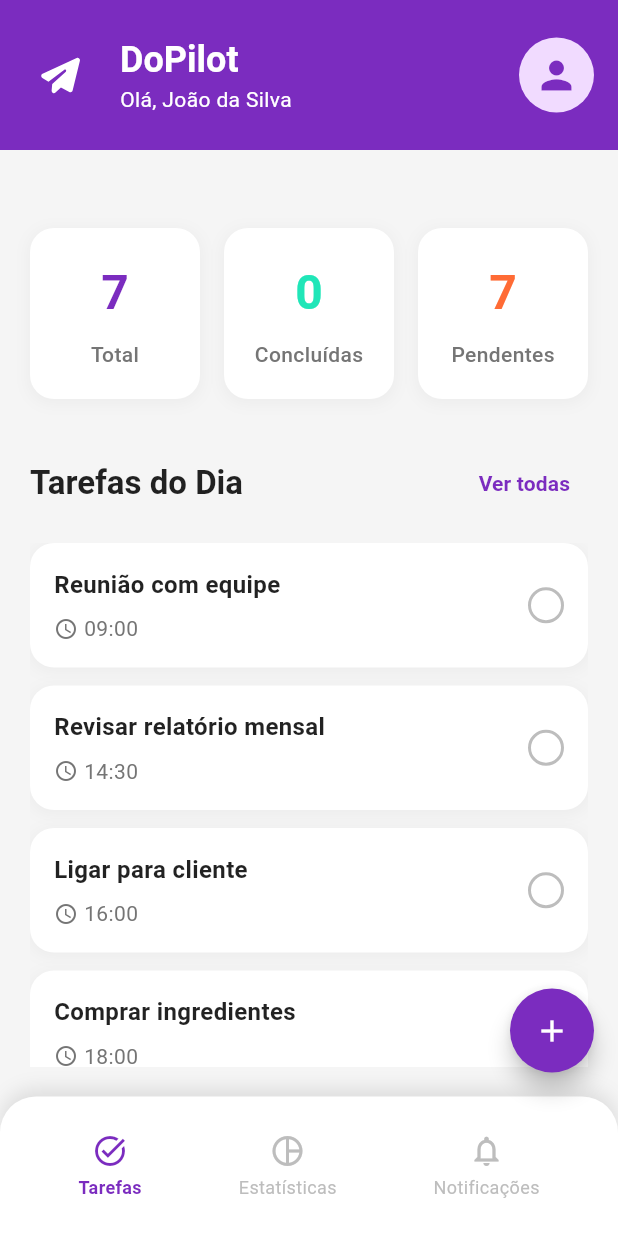
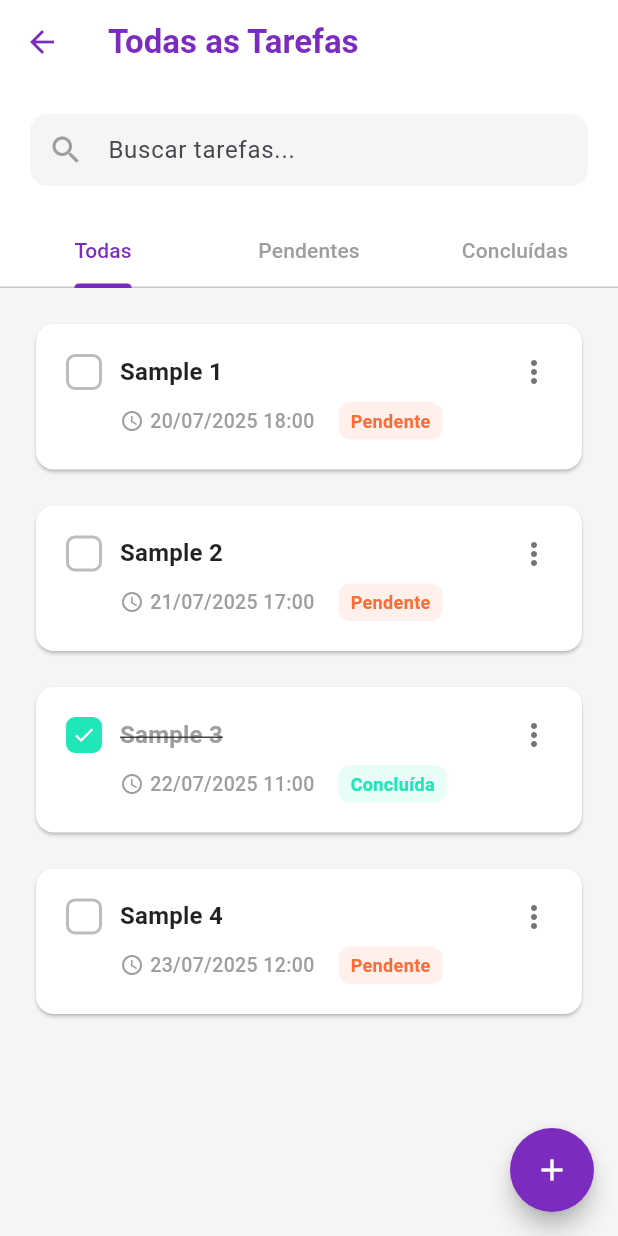
Before and after one commit to rafaoliveira/app_dopilot, a Flutter app: the screen it shows after launch, after a tap on the "check" icon, after a tap on "Ver todas", on a phone screen of 412 x 824 dp. Run offline on Flutter 3.47's test engine with Material 3 defaults, Android fonts, the phone set to English and light mode, and no system bars; drawn by our look-alikes of cached_network_image; our stand-ins replace flutter_svg; network calls fail.

Commit message:
feat: add all tasks screen

```diff
--- a/lib/main.dart
+++ b/lib/main.dart
@@ -1,6 +1,7 @@
 import 'package:app_dopilot/screens/auth/login_screen.dart';
 import 'package:app_dopilot/screens/home/home_screen.dart';
 import 'package:app_dopilot/screens/splash/splash_screen.dart';
+import 'package:app_dopilot/screens/tasks/all_tasks_screen.dart';
 import 'package:app_dopilot/screens/tasks/new_task_screen.dart';
 import 'package:flutter/material.dart';
 
@@ -26,6 +27,7 @@ class MyApp extends StatelessWidget {
         '/login': (context) => const LoginScreen(),
         '/home': (context) => const HomeScreen(),
         '/new-task': (context) => const NewTaskScreen(),
+        '/all-tasks': (context) => const AllTasksScreen(),
       },
     );
   }
--- /dev/null
+++ b/lib/screens/tasks/all_tasks_screen.dart
@@ -0,0 +1,178 @@
+import 'package:app_dopilot/screens/tasks/widgets/task_app_bar.dart';
+import 'package:flutter/material.dart';
+import '../../models/task_data.dart';
+import '../../utils/colors.dart';
+import '../../widgets/app_floating_action_button.dart';
+import 'widgets/task_item_full.dart';
+
+/// Tela de Todas as Tarefas integrada com API
+///
+/// Funcionalidades:
+/// - Lista paginada de tarefas
+/// - Busca em tempo real
+/// - Filtros por status
+/// - Pull-to-refresh
+/// - Indicadores de carregamento
+class AllTasksScreen extends StatefulWidget {
+  const AllTasksScreen({super.key});
+
+  @override
+  State<AllTasksScreen> createState() => _AllTasksScreenState();
+}
+
+class _AllTasksScreenState extends State<AllTasksScreen>
+    with TickerProviderStateMixin {
+  final _searchController = TextEditingController();
+  final _scrollController = ScrollController();
+  late TabController _tabController;
+  String _searchQuery = '';
+  String label = 'Tarefas';
+  int totalTasks = 0;
+  bool isUpdating = false;
+  List<TaskData> tasks = [
+    TaskData(title: 'Sample 1', time: '20/07/2025 18:00', isCompleted: false),
+    TaskData(title: 'Sample 2', time: '21/07/2025 17:00', isCompleted: false),
+    TaskData(title: 'Sample 3', time: '22/07/2025 11:00', isCompleted: true),
+    TaskData(title: 'Sample 4', time: '23/07/2025 12:00', isCompleted: false),
+  ];
+
+  @override
+  void initState() {
+    super.initState();
+    _tabController = TabController(length: 3, vsync: this);
+    _scrollController.addListener(_onScroll);
+  }
+
+  @override
+  void dispose() {
+    _searchController.dispose();
+    _scrollController.dispose();
+    _tabController.dispose();
+    super.dispose();
+  }
+
+  void _onScroll() {
+    if (_scrollController.position.pixels >=
+        _scrollController.position.maxScrollExtent - 200) {}
+  }
+
+  void _onSearchChanged(String query) {
+    setState(() {
+      _searchQuery = query;
+    });
+  }
+
+  void _onTabChanged(int index) {
+    // Limpar pesquisa ao trocar de aba
+    _searchController.clear();
+    _searchQuery = '';
+  }
+
+  @override
+  Widget build(BuildContext context) {
+    return Scaffold(
+      appBar: TaskAppBar(title: 'Todas as Tarefas'),
+      backgroundColor: AppColors.backgroundGray,
+      body: SafeArea(
+        child: Column(
+          children: [
+            _buildSearchBar(),
+            _buildTabs(),
+            _buildTasksList(),
+          ],
+        ),
+      ),
+      floatingActionButton: AppFloatingActionButton(
+        onPressed: () => Navigator.of(context).pushNamed('/new-task'),
+      ),
+    );
+  }
+
+  Widget _buildSearchBar() {
+    return Container(
+      padding: const EdgeInsets.all(20),
+      color: Colors.white,
+      child: TextField(
+        controller: _searchController,
+        onChanged: _onSearchChanged,
+        decoration: InputDecoration(
+          hintText: 'Buscar tarefas...',
+          prefixIcon: const Icon(Icons.search, color: Colors.grey),
+          suffixIcon: _searchQuery.isNotEmpty
+              ? IconButton(
+                  icon: const Icon(Icons.clear, color: Colors.grey),
+                  onPressed: () {
+                    _searchController.clear();
+                    _onSearchChanged('');
+                  },
+                )
+              : null,
+          border: OutlineInputBorder(
+            borderRadius: BorderRadius.circular(12),
+            borderSide: BorderSide.none,
+          ),
+          filled: true,
+          fillColor: Colors.grey[100],
+          contentPadding: const EdgeInsets.symmetric(
+            horizontal: 16,
+            vertical: 12,
+          ),
+        ),
+      ),
+    );
+  }
+
+  Widget _buildTabs() {
+    return Container(
+      color: Colors.white,
+      child: TabBar(
+        controller: _tabController,
+        indicatorColor: AppColors.primaryPurple,
+        labelColor: AppColors.primaryPurple,
+        unselectedLabelColor: Colors.grey,
+        tabs: [
+          Tab(text: 'Todas'),
+          Tab(text: 'Pendentes'),
+          Tab(text: 'Concluídas'),
+        ],
+        onTap: _onTabChanged,
+      ),
+    );
+  }
+
+  Widget _buildTasksList() {
+    return Expanded(
+      child: ListView.builder(
+          controller: _scrollController,
+          padding: const EdgeInsets.all(20),
+          itemCount: tasks.length,
+          itemBuilder: (context, index) {
+
+            final task = tasks[index];
+
+            return TaskItemFull(
+              task: task,
+              isUpdating: isUpdating,
+              onToggle: () {
+
+              },
+              onEdit: () {
+                _editTask(task);
+              },
+              onDelete: () {
+                _deleteTask(task);
+              },
+            );
+          },
+      ),
+    );
+  }
+
+  void _editTask(TaskData task) {
+  }
+
+  void _deleteTask(TaskData task) {
+
+  }
+
+}
--- a/lib/screens/tasks/home_task_screen.dart
+++ b/lib/screens/tasks/home_task_screen.dart
@@ -78,14 +78,6 @@ class _HomeTaskScreenState extends State<HomeTaskScreen> {
     });
   }
 
-  void _showAddTaskModal() {
-    Navigator.pushNamed(context, '/new-task').then((result) {
-      if (result != null && result is TaskData) {
-        _addTask(result.title, result.time);
-      }
-    });
-  }
-
   int get _completedTasks => _tasks.where((task) => task.isCompleted).length;
 
   int get _pendingTasks => _tasks.where((task) => !task.isCompleted).length;
@@ -115,7 +107,7 @@ class _HomeTaskScreenState extends State<HomeTaskScreen> {
             tasks: _tasks,
             onTaskToggle: _toggleTask,
             onSeeAll: () {
-
+              Navigator.of(context).pushNamed('/all-tasks');
             },
           ),
 
--- a/lib/screens/tasks/new_task_screen.dart
+++ b/lib/screens/tasks/new_task_screen.dart
@@ -1,4 +1,4 @@
-import 'package:app_dopilot/screens/tasks/widgets/new_task_app_bar.dart';
+import 'package:app_dopilot/screens/tasks/widgets/task_app_bar.dart';
 import 'package:app_dopilot/widgets/app_button.dart';
 import 'package:app_dopilot/widgets/app_text.dart';
 import 'package:app_dopilot/widgets/app_text_field.dart';
@@ -63,7 +63,7 @@ class _NewTaskScreenState extends State<NewTaskScreen> {
   Widget build(BuildContext context) {
     return Scaffold(
       backgroundColor: AppColors.backgroundGray,
-      appBar: NewTaskAppBar(title: 'Nova Tarefa'),
+      appBar: TaskAppBar(title: 'Nova Tarefa'),
       body: SafeArea(
         child: SingleChildScrollView(
           padding: const EdgeInsets.all(20.0),
--- /dev/null
+++ b/lib/screens/tasks/widgets/task_app_bar.dart
@@ -0,0 +1,32 @@
+import 'package:flutter/material.dart';
+import '../../../models/task_data.dart';
+import '../../../utils/colors.dart';
+
+/// AppBar customizado para a tela nova tarefa
+class TaskAppBar extends StatelessWidget implements PreferredSizeWidget {
+  const TaskAppBar({super.key, required this.title});
+
+  final String title;
+
+  @override
+  Widget build(BuildContext context) {
+    return AppBar(
+      backgroundColor: AppColors.background,
+      elevation: 0,
+      leading: IconButton(
+        icon: Icon(Icons.arrow_back, color: AppColors.primaryPurple),
+        onPressed: () => Navigator.pop(context),
+      ),
+      title: Text(
+        title,
+        style: TextStyle(
+          color: AppColors.primaryPurple,
+          fontWeight: FontWeight.bold,
+        ),
+      ),
+    );
+  }
+
+  @override
+  Size get preferredSize => const Size.fromHeight(kToolbarHeight);
+}
--- /dev/null
+++ b/lib/screens/tasks/widgets/task_item_full.dart
@@ -0,0 +1,201 @@
+import 'package:flutter/material.dart';
+import '../../../models/task_data.dart';
+import '../../../utils/colors.dart';
+import '../../../utils/constants.dart';
+
+/// Widget para exibir uma tarefa completa na lista de todas as tarefas
+class TaskItemFull extends StatelessWidget {
+  final TaskData task;
+  final bool isUpdating;
+  final VoidCallback? onToggle;
+  final VoidCallback? onEdit;
+  final VoidCallback? onDelete;
+
+  const TaskItemFull({
+    super.key,
+    required this.task,
+    this.isUpdating = false,
+    this.onToggle,
+    this.onEdit,
+    this.onDelete,
+  });
+
+  @override
+  Widget build(BuildContext context) {
+    return Container(
+      margin: const EdgeInsets.only(bottom: AppConstants.paddingMedium),
+      child: Card(
+        color: AppColors.background,
+        child: InkWell(
+          onTap: onEdit,
+          borderRadius: BorderRadius.circular(AppConstants.borderRadiusLarge),
+          child: Padding(
+            padding: const EdgeInsets.all(AppConstants.paddingLarge),
+            child: Column(
+              crossAxisAlignment: CrossAxisAlignment.start,
+              children: [
+                Row(
+                  crossAxisAlignment: CrossAxisAlignment.start,
+                  children: [
+                    _buildCheckbox(),
+                    const SizedBox(width: 12),
+                    Expanded(
+                      child: Column(
+                        crossAxisAlignment: CrossAxisAlignment.start,
+                        children: [
+                          _buildTitle(context),
+                          if (task.description?.isNotEmpty == true) ...[
+                            const SizedBox(height: 6),
+                            _buildDescription(),
+                          ],
+                          const SizedBox(height: 8),
+                          _buildTimeAndStatus(),
+                        ],
+                      ),
+                    ),
+                    _buildActionMenu(context),
+                  ],
+                ),
+              ],
+            ),
+          ),
+        ),
+      ),
+    );
+  }
+
+  Widget _buildCheckbox() {
+    return GestureDetector(
+      onTap: isUpdating ? null : onToggle,
+      child: AnimatedContainer(
+        duration: const Duration(milliseconds: 200),
+        width: 24,
+        height: 24,
+        decoration: BoxDecoration(
+          color: task.isCompleted ? AppColors.successGreen : Colors.transparent,
+          border: Border.all(
+            color: task.isCompleted
+                ? AppColors.successGreen
+                : Colors.grey.shade400,
+            width: 2,
+          ),
+          borderRadius: BorderRadius.circular(6),
+        ),
+        child: task.isCompleted
+            ? const Icon(Icons.check, color: Colors.white, size: 16)
+            : isUpdating
+            ? const SizedBox(
+                width: 12,
+                height: 12,
+                child: CircularProgressIndicator(
+                  strokeWidth: 2,
+                  valueColor: AlwaysStoppedAnimation<Color>(
+                    AppColors.primaryPurple,
+                  ),
+                ),
+              )
+            : null,
+      ),
+    );
+  }
+
+  Widget _buildTitle(BuildContext context) {
+    return Text(
+      task.title,
+      style: Theme.of(context).textTheme.titleMedium?.copyWith(
+        fontWeight: FontWeight.w600,
+        color: task.isCompleted ? Colors.grey : AppColors.textPrimary,
+        decoration: task.isCompleted ? TextDecoration.lineThrough : null,
+      ),
+    );
+  }
+
+  Widget _buildDescription() {
+    return Text(
+      task.description!,
+      style: TextStyle(
+        fontSize: 14,
+        color: task.isCompleted ? Colors.grey.shade400 : Colors.grey.shade600,
+        height: 1.3,
+      ),
+      maxLines: 2,
+      overflow: TextOverflow.ellipsis,
+    );
+  }
+
+  Widget _buildTimeAndStatus() {
+    return Row(
+      children: [
+        Icon(Icons.schedule, size: 16, color: Colors.grey.shade500),
+        const SizedBox(width: 4),
+        Text(
+          task.time,
+          style: TextStyle(
+            fontSize: 13,
+            color: Colors.grey.shade500,
+            fontWeight: FontWeight.w500,
+          ),
+        ),
+        const SizedBox(width: 16),
+        Container(
+          padding: const EdgeInsets.symmetric(horizontal: 8, vertical: 4),
+          decoration: BoxDecoration(
+            color: task.isCompleted
+                ? AppColors.successGreen.withValues(alpha: 0.1)
+                : AppColors.warningOrange.withValues(alpha: 0.1),
+            borderRadius: BorderRadius.circular(8),
+          ),
+          child: Text(
+            task.isCompleted ? 'Concluída' : 'Pendente',
+            style: TextStyle(
+              fontSize: 12,
+              fontWeight: FontWeight.w600,
+              color: task.isCompleted
+                  ? AppColors.successGreen
+                  : AppColors.warningOrange,
+            ),
+          ),
+        ),
+      ],
+    );
+  }
+
+  Widget _buildActionMenu(BuildContext context) {
+    return PopupMenuButton<String>(
+      color: AppColors.background,
+      onSelected: (value) {
+        switch (value) {
+          case 'edit':
+            onEdit?.call();
+            break;
+          case 'delete':
+            onDelete?.call();
+            break;
+        }
+      },
+      itemBuilder: (context) => [
+        const PopupMenuItem(
+          value: 'edit',
+          child: Row(
+            children: [
+              Icon(Icons.edit_outlined, size: 18),
+              SizedBox(width: 8),
+              Text('Editar'),
+            ],
+          ),
+        ),
+        const PopupMenuItem(
+          value: 'delete',
+          child: Row(
+            children: [
+              Icon(Icons.delete_outline, size: 18, color: Colors.red),
+              SizedBox(width: 8),
+              Text('Excluir', style: TextStyle(color: Colors.red)),
+            ],
+          ),
+        ),
+      ],
+      child: Icon(Icons.more_vert, color: Colors.grey.shade600),
+    );
+  }
+}
```
